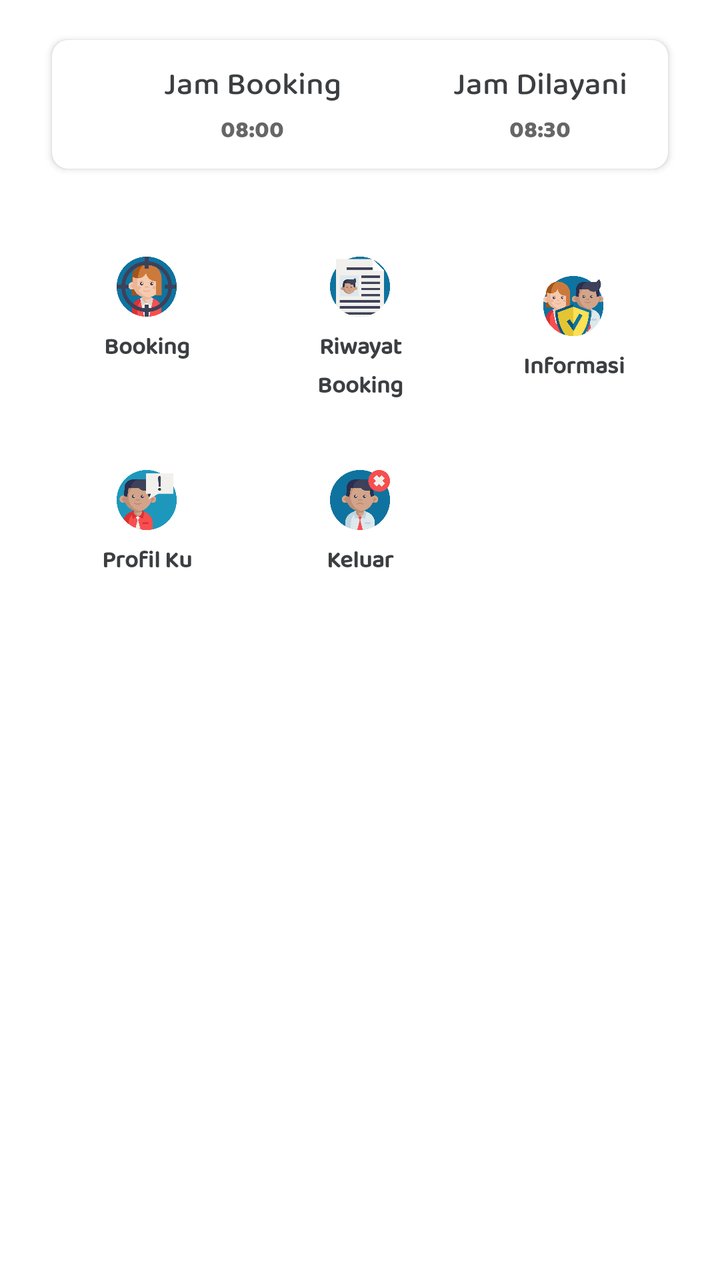
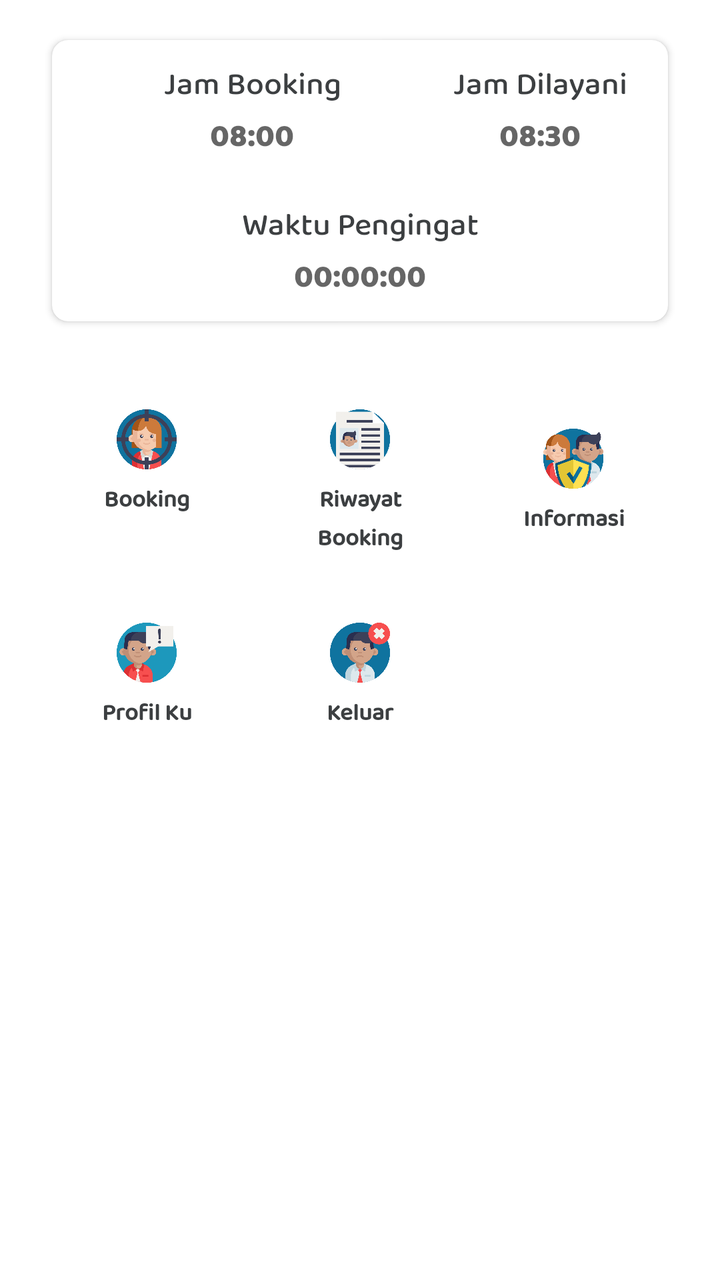

An Android layout rendered at two revisions. The XML below is the earlier revision; the diff shows what the commit changed to produce the second picture.
<!-- AndroidManifest.xml: application theme AppTheme -->
<!-- res/layout/menu_utama_layout.xml -->
<?xml version="1.0" encoding="utf-8"?>
<LinearLayout xmlns:android="http://schemas.android.com/apk/res/android"
    xmlns:app="http://schemas.android.com/apk/res-auto"
    xmlns:tools="http://schemas.android.com/tools"
    android:id="@+id/bottom_sheet"
    android:layout_width="match_parent"
    android:layout_height="wrap_content"
    android:orientation="vertical"
    android:padding="10dp">

    <androidx.cardview.widget.CardView
        android:layout_width="match_parent"
        android:layout_height="wrap_content"
        android:layout_marginLeft="16dp"
        android:layout_marginTop="10dp"
        android:layout_marginRight="16dp"
        android:layout_marginBottom="@dimen/spacer_small"
        app:cardBackgroundColor="@android:color/white"
        app:cardCornerRadius="8dp">

        <LinearLayout
            android:id="@+id/linear_board_jam"
            android:layout_width="match_parent"
            android:layout_height="wrap_content"
            android:gravity="center_vertical|center_horizontal"
            android:orientation="vertical"
            android:padding="10dp">

            <LinearLayout
                android:layout_width="match_parent"
                android:layout_height="wrap_content"
                android:orientation="horizontal">

                <LinearLayout
                    android:layout_width="180dp"
                    android:layout_height="wrap_content"
                    android:layout_gravity="center_vertical"
                    android:gravity="center"
                    android:orientation="vertical">

                    <TextView
                        android:layout_width="match_parent"
                        android:layout_height="wrap_content"
                        android:fontFamily="@font/baloobhai_medium"
                        android:gravity="center_vertical|center_horizontal"
                        android:textColor="@color/black_main"
                        android:textSize="@dimen/text_normal"
                        android:text="@string/jam_booking" />

                    <TextView
                        android:id="@+id/tv_home_jam_booking"
                        android:layout_width="match_parent"
                        android:layout_height="wrap_content"
                        android:fontFamily="@font/baloobhaijan"
                        android:gravity="center_vertical|center_horizontal"
                        android:hint="@string/_08_00"
                        android:textColor="@color/black_main"
                        android:textSize="@dimen/text_xxNormal" />

                </LinearLayout>

                <LinearLayout
                    android:layout_width="match_parent"
                    android:layout_height="wrap_content"
                    android:layout_gravity="center_vertical"
                    android:gravity="center"
                    android:orientation="vertical">

                    <TextView
                        android:layout_width="match_parent"
                        android:layout_height="wrap_content"
                        android:fontFamily="@font/baloobhai_medium"
                        android:gravity="center_vertical|center_horizontal"
                        android:textColor="@color/black_main"
                        android:textSize="@dimen/text_normal"
                        android:text="@string/jam_dilayani" />

                    <TextView
                        android:id="@+id/tv_home_jam_pelayanan"
                        android:layout_width="match_parent"
                        android:layout_height="wrap_content"
                        android:fontFamily="@font/baloobhaijan"
                        android:gravity="center_vertical|center_horizontal"
                        android:hint="@string/_08_30"
                        android:textColor="@color/black_main"
                        android:textSize="@dimen/text_xxNormal" />

                </LinearLayout>

            </LinearLayout>

        </LinearLayout>

    </androidx.cardview.widget.CardView>

    <LinearLayout
        android:layout_width="match_parent"
        android:layout_height="wrap_content"
        android:layout_marginStart="10dp"
        android:layout_marginTop="20dp"
        android:layout_marginEnd="10dp"
        android:fillViewport="true"
        android:orientation="vertical"
        app:layout_constraintBottom_toBottomOf="parent"
        app:layout_constraintEnd_toEndOf="parent"
        app:layout_constraintStart_toStartOf="parent"
        app:layout_constraintTop_toTopOf="parent">

        <LinearLayout
            android:layout_width="match_parent"
            android:layout_height="wrap_content"
            android:layout_gravity="center_vertical|center_horizontal"
            android:orientation="horizontal">

            <LinearLayout
                android:id="@+id/lr_booking"
                android:layout_width="wrap_content"
                android:layout_height="wrap_content"
                android:layout_weight="1"
                android:clickable="true"
                android:foreground="?android:attr/selectableItemBackground"
                android:orientation="vertical"
                android:padding="16dp"
                tools:ignore="UseCompoundDrawables">

                <ImageView
                    android:id="@+id/iv_booking"
                    android:layout_width="wrap_content"
                    android:layout_height="30dp"
                    android:layout_gravity="center_vertical|center_horizontal"
                    android:contentDescription="@string/todo"
                    app:srcCompat="@drawable/ic_location" />

                <TextView
                    android:id="@+id/tv_booking"
                    android:layout_width="match_parent"
                    android:layout_height="wrap_content"
                    android:fontFamily="@font/baloobhai_medium"
                    android:gravity="center_horizontal"
                    android:paddingTop="6dp"
                    android:text="@string/booking"
                    android:textAlignment="center"
                    android:textColor="@color/black_main"
                    android:textSize="12sp"
                    android:textStyle="bold" />

            </LinearLayout>

            <LinearLayout
                android:id="@+id/lr_riwayat"
                android:layout_width="wrap_content"
                android:layout_height="wrap_content"
                android:layout_gravity="center_vertical"
                android:layout_weight="1"
                android:clickable="true"
                android:foreground="?android:attr/selectableItemBackground"
                android:orientation="vertical"
                android:padding="16dp"
                tools:ignore="UseCompoundDrawables">

                <ImageView
                    android:id="@+id/iv_riwayat"
                    android:layout_width="wrap_content"
                    android:layout_height="30dp"
                    android:layout_gravity="center_vertical|center_horizontal"
                    android:contentDescription="@string/todo"
                    app:srcCompat="@drawable/ic_jadwal" />

                <TextView
                    android:id="@+id/tv_riwayat"
                    android:layout_width="match_parent"
                    android:layout_height="wrap_content"
                    android:fontFamily="@font/baloobhai_medium"
                    android:gravity="center_horizontal"
                    android:paddingTop="6dp"
                    android:text="@string/riwayat_booking"
                    android:textAlignment="center"
                    android:textColor="@color/black_main"
                    android:textSize="12sp"
                    android:textStyle="bold" />

            </LinearLayout>

            <LinearLayout
                android:id="@+id/lr_informasi"
                android:layout_width="wrap_content"
                android:layout_height="wrap_content"
                android:layout_gravity="center_vertical"
                android:layout_weight="1"
                android:clickable="true"
                android:foreground="?android:attr/selectableItemBackground"
                android:orientation="vertical"
                android:padding="16dp"
                tools:ignore="UseCompoundDrawables">

                <ImageView
                    android:id="@+id/iv_informasi"
                    android:layout_width="wrap_content"
                    android:layout_height="30dp"
                    android:layout_gravity="center_vertical|center_horizontal"
                    android:contentDescription="@string/todo"
                    app:srcCompat="@drawable/ic_information" />

                <TextView
                    android:id="@+id/tv_informasi"
                    android:layout_width="match_parent"
                    android:layout_height="wrap_content"
                    android:fontFamily="@font/baloobhai_medium"
                    android:gravity="center_horizontal"
                    android:paddingTop="6dp"
                    android:text="@string/informasi"
                    android:textAlignment="center"
                    android:textColor="@color/black_main"
                    android:textSize="12sp"
                    android:textStyle="bold" />

            </LinearLayout>

        </LinearLayout>

        <LinearLayout
            android:layout_width="match_parent"
            android:layout_height="match_parent"
            android:layout_gravity="center_horizontal|center_vertical"
            android:baselineAligned="false"
            android:visibility="visible"
            android:orientation="horizontal">

            <LinearLayout
                android:id="@+id/lr_profil"
                android:layout_width="wrap_content"
                android:layout_height="wrap_content"
                android:layout_weight="1"
                android:clickable="true"
                android:foreground="?android:attr/selectableItemBackground"
                android:orientation="vertical"
                android:padding="16dp">

                <ImageView
                    android:id="@+id/iv_profil"
                    android:layout_width="wrap_content"
                    android:layout_height="30dp"
                    android:layout_gravity="center_vertical|center_horizontal"
                    android:contentDescription="@string/todo"
                    app:srcCompat="@drawable/ic_profil_user" />

                <TextView
                    android:id="@+id/tv_profil"
                    android:layout_width="match_parent"
                    android:layout_height="wrap_content"
                    android:fontFamily="@font/baloobhai_medium"
                    android:gravity="center_horizontal"
                    android:paddingTop="6dp"
                    android:text="@string/profil_ku"
                    android:textAlignment="center"
                    android:textColor="@color/black_main"
                    android:textSize="12sp"
                    android:textStyle="bold"
                    tools:ignore="DuplicateIds" />
            </LinearLayout>

            <LinearLayout
                android:id="@+id/lr_logout"
                android:layout_width="wrap_content"
                android:layout_height="wrap_content"
                android:layout_gravity="center_vertical"
                android:layout_weight="1"
                android:clickable="true"
                android:foreground="?android:attr/selectableItemBackground"
                android:orientation="vertical"
                android:padding="16dp"
                tools:ignore="UseCompoundDrawables">

                <ImageView
                    android:id="@+id/iv_logout"
                    android:layout_width="wrap_content"
                    android:layout_height="30dp"
                    android:layout_gravity="center_vertical|center_horizontal"
                    android:contentDescription="@string/todo"
                    app:srcCompat="@drawable/ic_logout" />

                <TextView
                    android:id="@+id/tv_logout"
                    android:layout_width="match_parent"
                    android:layout_height="wrap_content"
                    android:fontFamily="@font/baloobhai_medium"
                    android:gravity="center_horizontal"
                    android:paddingTop="6dp"
                    android:text="@string/keluar"
                    android:textAlignment="center"
                    android:textColor="@color/black_main"
                    android:textSize="12sp"
                    android:textStyle="bold" />

            </LinearLayout>

            <LinearLayout
                android:id="@+id/lr_izin"
                android:layout_width="wrap_content"
                android:layout_height="wrap_content"
                android:layout_weight="1"
                android:clickable="true"
                android:foreground="?android:attr/selectableItemBackground"
                android:orientation="vertical"
                android:visibility="invisible"
                android:padding="16dp">

                <ImageView
                    android:id="@+id/iv_izin"
                    android:layout_width="wrap_content"
                    android:layout_height="30dp"
                    android:layout_gravity="center_vertical|center_horizontal"
                    android:contentDescription="@string/todo"
                    app:srcCompat="@drawable/ic_logout" />

                <TextView
                    android:id="@+id/tv_izin"
                    android:layout_width="match_parent"
                    android:layout_height="wrap_content"
                    android:fontFamily="@font/baloobhai_medium"
                    android:gravity="center_horizontal"
                    android:paddingTop="6dp"
                    android:text="@string/ajukan_izin"
                    android:textAlignment="center"
                    android:textColor="@color/black_main"
                    android:textSize="12sp"
                    android:textStyle="bold"
                    tools:ignore="DuplicateIds" />
            </LinearLayout>

        </LinearLayout>

    </LinearLayout>

</LinearLayout>
<!-- resources referenced by this layout -->
<resources>
  <color name="black_main">#3C3F41</color>
  <dimen name="spacer_small">8dp</dimen>
  <dimen name="text_normal">16sp</dimen>
  <dimen name="text_xxNormal">12sp</dimen>
  <!-- drawable ic_information: png bitmap (drawable, 82276 bytes) -->
  <!-- drawable ic_jadwal: png bitmap (drawable, 36319 bytes) -->
  <!-- drawable ic_location: png bitmap (drawable, 75896 bytes) -->
  <!-- drawable ic_logout: png bitmap (drawable, 61198 bytes) -->
  <!-- drawable ic_profil_user: png bitmap (drawable, 56304 bytes) -->
  <string name="_08_00">08:00</string>
  <string name="_08_30">08:30</string>
  <string name="ajukan_izin">Ajukan Izin</string>
  <string name="booking">Booking</string>
  <string name="informasi">Informasi</string>
  <string name="jam_booking">Jam Booking</string>
  <string name="jam_dilayani">Jam Dilayani</string>
  <string name="keluar">Keluar</string>
  <string name="profil_ku">Profil Ku</string>
  <string name="riwayat_booking">Riwayat Booking</string>
  <string name="todo">TODO</string>
  <style name="AppTheme" parent="Theme.MaterialComponents.Light.NoActionBar">
          <item name="colorPrimary">@color/colorPrimary</item>
          <item name="colorPrimaryDark">@color/colorPrimaryDark</item>
          <item name="colorAccent">@color/colorAccents</item>
      </style>
  <color name="colorPrimary">#53B175</color>
  <color name="colorPrimaryDark">#29603D</color>
  <color name="colorAccents">#CDDC39</color>
</resources>

<!-- the commit's change to res/layout/menu_utama_layout.xml (unified diff, before → after) -->
@@ -55,7 +55,7 @@
                         android:gravity="center_vertical|center_horizontal"
                         android:hint="@string/_08_00"
                         android:textColor="@color/black_main"
-                        android:textSize="@dimen/text_xxNormal" />
+                        android:textSize="@dimen/text_normal" />
 
                 </LinearLayout>
 
@@ -83,9 +83,37 @@
                         android:gravity="center_vertical|center_horizontal"
                         android:hint="@string/_08_30"
                         android:textColor="@color/black_main"
-                        android:textSize="@dimen/text_xxNormal" />
+                        android:textSize="@dimen/text_normal" />
 
                 </LinearLayout>
+
+            </LinearLayout>
+
+            <LinearLayout
+                android:layout_width="match_parent"
+                android:layout_height="wrap_content"
+                android:gravity="center_horizontal|center_vertical"
+                android:layout_marginTop="20dp"
+                android:orientation="vertical">
+
+                <TextView
+                    android:layout_width="match_parent"
+                    android:layout_height="wrap_content"
+                    android:fontFamily="@font/baloobhai_medium"
+                    android:gravity="center_vertical|center_horizontal"
+                    android:textColor="@color/black_main"
+                    android:textSize="@dimen/text_normal"
+                    android:text="Waktu Pengingat" />
+
+                <TextView
+                    android:id="@+id/tv_countdown_service"
+                    android:layout_width="match_parent"
+                    android:layout_height="wrap_content"
+                    android:fontFamily="@font/baloobhaijan"
+                    android:gravity="center_vertical|center_horizontal"
+                    android:hint="@string/_00_00_00"
+                    android:textColor="@color/black_main"
+                    android:textSize="@dimen/text_normal" />
 
             </LinearLayout>
 
<!-- resource entries referenced after the edit -->
@@ -3,12 +3,12 @@
   <color name="black_main">#3C3F41</color>
   <dimen name="spacer_small">8dp</dimen>
   <dimen name="text_normal">16sp</dimen>
-  <dimen name="text_xxNormal">12sp</dimen>
   <!-- drawable ic_information: png bitmap (drawable, 82276 bytes) -->
   <!-- drawable ic_jadwal: png bitmap (drawable, 36319 bytes) -->
   <!-- drawable ic_location: png bitmap (drawable, 75896 bytes) -->
   <!-- drawable ic_logout: png bitmap (drawable, 61198 bytes) -->
   <!-- drawable ic_profil_user: png bitmap (drawable, 56304 bytes) -->
+  <string name="_00_00_00">00:00:00</string>
   <string name="_08_00">08:00</string>
   <string name="_08_30">08:30</string>
   <string name="ajukan_izin">Ajukan Izin</string>
